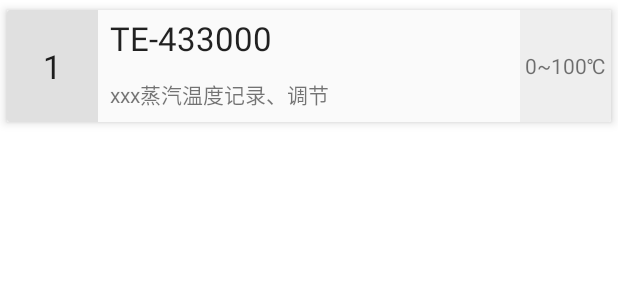
After one commit to blueskygroup007/AutoJiaHua, an Android app: the layout rv_item_interlock.xml on its own in the app's theme, with its tools: preview values and no code run, on a phone screen of 412 x 824 dp. The commit adds this screen. Shown: the top 300 px of the screen. Run offline under Robolectric (Android 15) with nearby library versions, the phone set to English and light mode, and no system bars.

Commit message:
开始增加interlock及detail页面

```diff
--- /dev/null
+++ b/app/src/main/res/layout/rv_item_interlock.xml
@@ -0,0 +1,115 @@
+<?xml version="1.0" encoding="utf-8"?>
+<LinearLayout xmlns:android="http://schemas.android.com/apk/res/android"
+    xmlns:app="http://schemas.android.com/apk/res-auto"
+    xmlns:tools="http://schemas.android.com/tools"
+    android:layout_width="match_parent"
+    android:layout_height="match_parent"
+    android:orientation="vertical">
+
+    <androidx.cardview.widget.CardView
+        android:id="@+id/card_interlock_item"
+        android:layout_width="match_parent"
+        android:layout_height="wrap_content"
+        android:clickable="true"
+        android:focusable="true"
+        app:cardConnerRadius="10dp"
+        app:cardElevation="4dp"
+        app:cardUseCompatPadding="true">
+
+        <androidx.constraintlayout.widget.ConstraintLayout
+            android:layout_width="match_parent"
+            android:layout_height="match_parent"
+
+            android:background="@color/material_color_grey_50">
+
+            <androidx.constraintlayout.widget.Guideline
+                android:id="@+id/guideline2"
+                android:layout_width="wrap_content"
+                android:layout_height="wrap_content"
+                android:orientation="vertical"
+                app:layout_constraintGuide_percent="0.15" />
+
+            <androidx.constraintlayout.widget.Guideline
+                android:id="@+id/guideline3"
+                android:layout_width="wrap_content"
+                android:layout_height="wrap_content"
+                android:orientation="vertical"
+                app:layout_constraintGuide_percent="0.85" />
+
+            <TextView
+                android:id="@+id/tv_interlock_number"
+                android:layout_width="0dp"
+                android:layout_height="0dp"
+                android:background="@color/material_color_grey_300"
+                android:gravity="center"
+                android:textAppearance="?android:textAppearanceLarge"
+                app:layout_constraintBottom_toBottomOf="parent"
+                app:layout_constraintEnd_toStartOf="@+id/guideline2"
+                app:layout_constraintStart_toStartOf="parent"
+                app:layout_constraintTop_toTopOf="parent"
+                tools:text="1" />
+
+            <TextView
+                android:id="@+id/tv_interlock_tag"
+                android:layout_width="0dp"
+                android:layout_height="wrap_content"
+                android:layout_marginHorizontal="8dp"
+                android:gravity="start"
+                android:lines="1"
+                android:maxLines="1"
+                android:textAppearance="?android:textAppearanceLarge"
+                app:layout_constraintBottom_toTopOf="@+id/guideline5"
+                app:layout_constraintEnd_toStartOf="@+id/guideline3"
+                app:layout_constraintStart_toStartOf="@+id/guideline2"
+                app:layout_constraintTop_toTopOf="parent"
+                tools:text="TE-433000" />
+
+            <TextView
+                android:id="@+id/tv_interlock_device_name"
+                android:layout_width="0dp"
+                android:layout_height="wrap_content"
+                android:layout_marginHorizontal="8dp"
+                android:gravity="center_vertical"
+                android:lines="2"
+                android:maxLines="2"
+                android:textAppearance="?android:textAppearanceSmall"
+                app:layout_constraintBottom_toBottomOf="parent"
+                app:layout_constraintEnd_toStartOf="@+id/guideline3"
+                app:layout_constraintStart_toStartOf="@+id/guideline2"
+                app:layout_constraintTop_toTopOf="@+id/guideline5"
+                tools:text="xxx蒸汽温度记录、调节" />
+
+            <TextView
+                android:id="@+id/tv_interlock_domain"
+                android:layout_width="0dp"
+                android:layout_height="0dp"
+                android:background="@color/material_color_grey_200"
+                android:gravity="center"
+
+                app:layout_constraintBottom_toBottomOf="parent"
+                app:layout_constraintEnd_toEndOf="parent"
+                app:layout_constraintStart_toStartOf="@+id/guideline3"
+                app:layout_constraintTop_toTopOf="parent"
+                tools:text="0~100℃" />
+
+            <androidx.constraintlayout.widget.Guideline
+                android:id="@+id/guideline4"
+                android:layout_width="wrap_content"
+                android:layout_height="wrap_content"
+                android:orientation="vertical"
+                app:layout_constraintGuide_percent="0.4" />
+
+            <androidx.constraintlayout.widget.Guideline
+                android:id="@+id/guideline5"
+                android:layout_width="wrap_content"
+                android:layout_height="wrap_content"
+                android:orientation="horizontal"
+                app:layout_constraintGuide_percent="0.5" />
+
+
+        </androidx.constraintlayout.widget.ConstraintLayout>
+
+
+    </androidx.cardview.widget.CardView>
+
+</LinearLayout>
```
Also changed, not shown: app/src/main/java/com/bluesky/autojiahua/ui/interlock/InterLockRecyclerViewAdapter.java (added, +85 -0 lines), app/src/main/java/com/bluesky/autojiahua/ui/interlock/InterlockDetailFragment.java (added, +66 -0 lines), app/src/main/java/com/bluesky/autojiahua/ui/interlock/InterlockFragment.java (+11 -1 lines), app/src/main/res/layout/fragment_interlock_detail.xml (added, +14 -0 lines), app/src/main/res/navigation/mobile_navigation.xml (+10 -1 lines).
